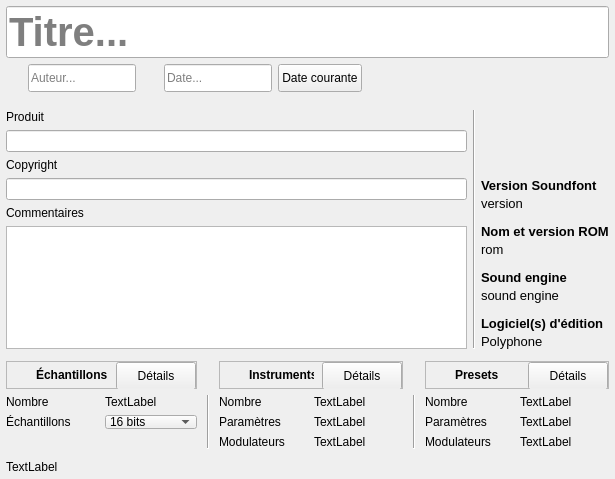
First picture: the form in sources/editor/pagesf2.ui, repository davy7125/polyphone, before the edit.
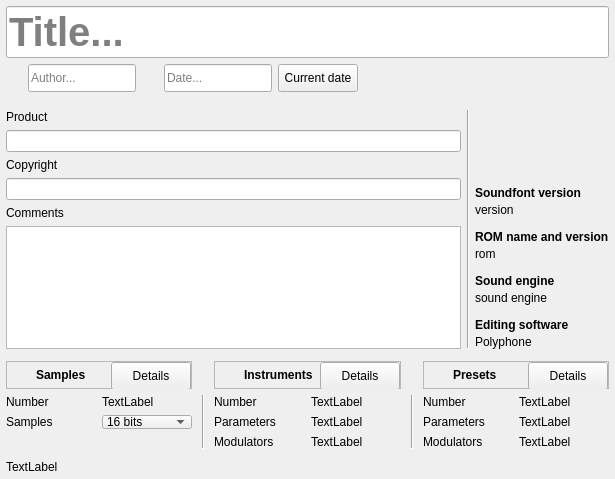
Second picture: the form after the edit. Icons and pictures are not drawn. Custom widgets are drawn as their Qt base class.

What changed in the file:
```diff
--- a/sources/editor/pagesf2.ui
+++ b/sources/editor/pagesf2.ui
@@ -69,7 +69,7 @@
          <number>255</number>
         </property>
         <property name="placeholderText">
-         <string>Titre...</string>
+         <string>Title...</string>
         </property>
        </widget>
       </item>
@@ -127,7 +127,7 @@
            <number>255</number>
           </property>
           <property name="placeholderText">
-           <string>Auteur...</string>
+           <string>Author...</string>
           </property>
          </widget>
         </item>
@@ -199,7 +199,7 @@
            </size>
           </property>
           <property name="text">
-           <string>Date courante</string>
+           <string>Current date</string>
           </property>
          </widget>
         </item>
@@ -231,7 +231,7 @@
           <item>
            <widget class="QLabel" name="label_25">
             <property name="text">
-             <string>Produit</string>
+             <string>Product</string>
             </property>
            </widget>
           </item>
@@ -259,7 +259,7 @@
           <item>
            <widget class="QLabel" name="label_26">
             <property name="text">
-             <string>Commentaires</string>
+             <string>Comments</string>
             </property>
             <property name="alignment">
              <set>Qt::AlignLeading|Qt::AlignLeft|Qt::AlignTop</set>
@@ -315,23 +315,17 @@
            <widget class="QLabel" name="label_5">
             <property name="font">
              <font>
-              <pointsize>10</pointsize>
               <weight>75</weight>
               <bold>true</bold>
              </font>
             </property>
             <property name="text">
-             <string>Version Soundfont</string>
+             <string>Soundfont version</string>
             </property>
            </widget>
           </item>
           <item>
            <widget class="QLabel" name="label_sfVersion">
-            <property name="font">
-             <font>
-              <pointsize>10</pointsize>
-             </font>
-            </property>
             <property name="text">
              <string notr="true">version</string>
             </property>
@@ -357,23 +351,17 @@
            <widget class="QLabel" name="label_4">
             <property name="font">
              <font>
-              <pointsize>10</pointsize>
               <weight>75</weight>
               <bold>true</bold>
              </font>
             </property>
             <property name="text">
-             <string>Nom et version ROM</string>
+             <string>ROM name and version</string>
             </property>
            </widget>
           </item>
           <item>
            <widget class="QLabel" name="label_romVersion">
-            <property name="font">
-             <font>
-              <pointsize>10</pointsize>
-             </font>
-            </property>
             <property name="text">
              <string notr="true">rom</string>
             </property>
@@ -399,7 +387,6 @@
            <widget class="QLabel" name="label_3">
             <property name="font">
              <font>
-              <pointsize>10</pointsize>
               <weight>75</weight>
               <bold>true</bold>
              </font>
@@ -411,11 +398,6 @@
           </item>
           <item>
            <widget class="QLabel" name="label_soundEngine">
-            <property name="font">
-             <font>
-              <pointsize>10</pointsize>
-             </font>
-            </property>
             <property name="text">
              <string notr="true">sound engine</string>
             </property>
@@ -441,23 +423,17 @@
            <widget class="QLabel" name="label_2">
             <property name="font">
              <font>
-              <pointsize>10</pointsize>
               <weight>75</weight>
               <bold>true</bold>
              </font>
             </property>
             <property name="text">
-             <string>Logiciel(s) d'édition</string>
+             <string>Editing software</string>
             </property>
            </widget>
           </item>
           <item>
            <widget class="QLabel" name="label_software">
-            <property name="font">
-             <font>
-              <pointsize>10</pointsize>
-             </font>
-            </property>
             <property name="text">
              <string notr="true">Polyphone</string>
             </property>
@@ -577,7 +553,7 @@
                <cursorShape>PointingHandCursor</cursorShape>
               </property>
               <property name="text">
-               <string>Détails</string>
+               <string>Details</string>
               </property>
              </widget>
             </item>
@@ -676,7 +652,7 @@
                </font>
               </property>
               <property name="text">
-               <string>Échantillons</string>
+               <string>Samples</string>
               </property>
              </widget>
             </item>
@@ -698,7 +674,7 @@
                <cursorShape>PointingHandCursor</cursorShape>
               </property>
               <property name="text">
-               <string>Détails</string>
+               <string>Details</string>
               </property>
              </widget>
             </item>
@@ -761,7 +737,7 @@
             <item row="0" column="0">
              <widget class="QLabel" name="label_7">
               <property name="text">
-               <string>Nombre</string>
+               <string>Number</string>
               </property>
              </widget>
             </item>
@@ -775,7 +751,7 @@
             <item row="1" column="0">
              <widget class="QLabel" name="label_6">
               <property name="text">
-               <string>Échantillons</string>
+               <string>Samples</string>
               </property>
              </widget>
             </item>
@@ -823,14 +799,14 @@
             <item row="2" column="0">
              <widget class="QLabel" name="label_14">
               <property name="text">
-               <string>Modulateurs</string>
+               <string>Modulators</string>
               </property>
              </widget>
             </item>
             <item row="0" column="0">
              <widget class="QLabel" name="label_10">
               <property name="text">
-               <string>Nombre</string>
+               <string>Number</string>
               </property>
              </widget>
             </item>
@@ -851,7 +827,7 @@
             <item row="1" column="0">
              <widget class="QLabel" name="label_12">
               <property name="text">
-               <string>Paramètres</string>
+               <string>Parameters</string>
               </property>
              </widget>
             </item>
@@ -886,14 +862,14 @@
             <item row="1" column="0">
              <widget class="QLabel" name="label_8">
               <property name="text">
-               <string>Paramètres</string>
+               <string>Parameters</string>
               </property>
              </widget>
             </item>
             <item row="0" column="0">
              <widget class="QLabel" name="label_13">
               <property name="text">
-               <string>Nombre</string>
+               <string>Number</string>
               </property>
              </widget>
             </item>
@@ -921,7 +897,7 @@
             <item row="2" column="0">
              <widget class="QLabel" name="label_15">
               <property name="text">
-               <string>Modulateurs</string>
+               <string>Modulators</string>
               </property>
              </widget>
             </item>
@@ -1026,7 +1002,7 @@
                <cursorShape>PointingHandCursor</cursorShape>
               </property>
               <property name="text">
-               <string>Détails</string>
+               <string>Details</string>
               </property>
              </widget>
             </item>
```
